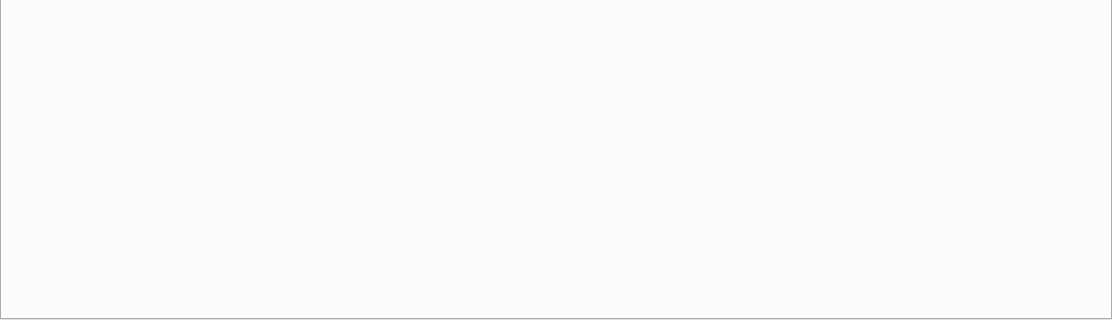
The window that Other/CameraDemo/mainwindow.ui (hondodo/PCamera) describes before a commit, drawn with Qt 5; both pictures show x 0 to 1112 and y 452 to 772 of the 1112 by 772 pixel window.
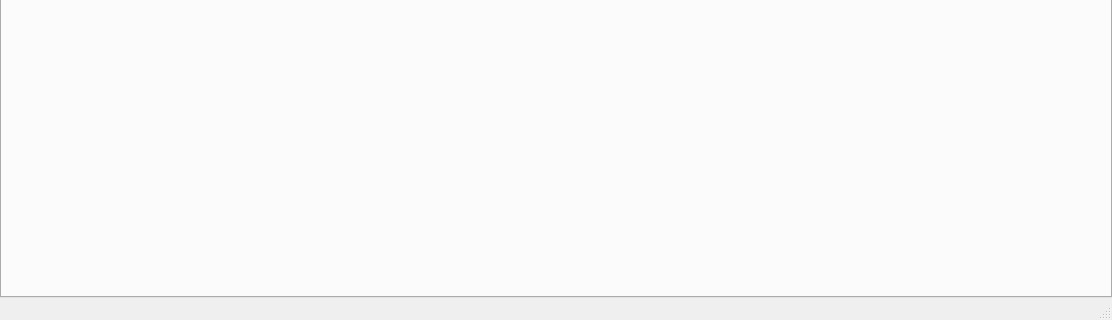
The same window after the commit.

Commit message: add status bar

```diff
--- a/Other/CameraDemo/mainwindow.ui
+++ b/Other/CameraDemo/mainwindow.ui
@@ -460,6 +460,7 @@
     </item>
    </layout>
   </widget>
+  <widget class="QStatusBar" name="statusBar"/>
  </widget>
  <layoutdefault spacing="6" margin="11"/>
  <resources/>
```
The commit also changes 12 other files.
